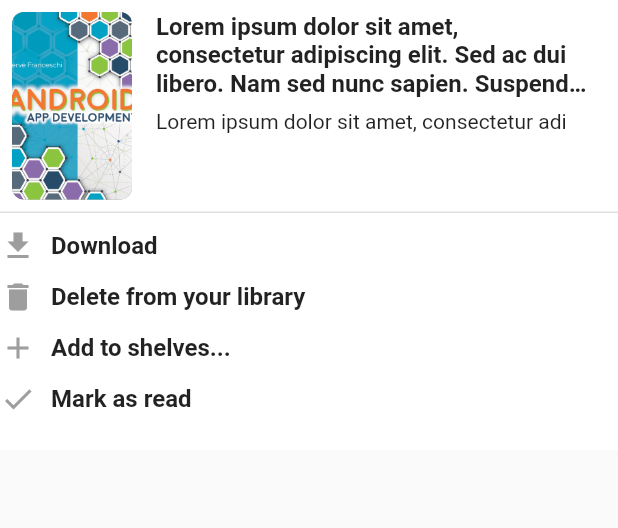
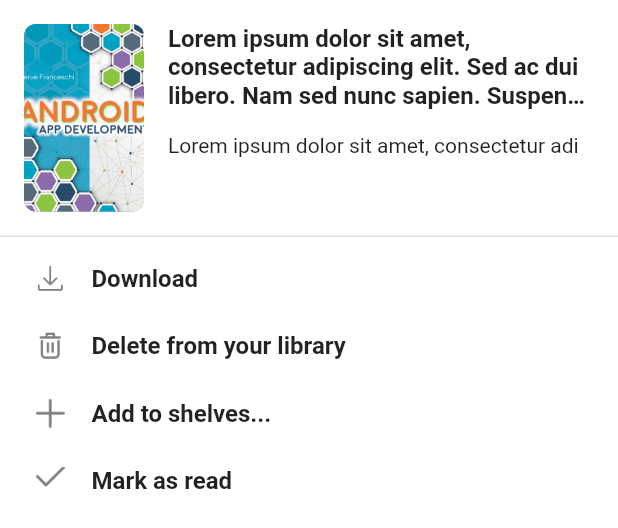
Before and after one commit to thuthumg/flutter_the_library_app, a Flutter app: the BottomSheetView widget shown alone on an empty page, opened directly, on a phone screen of 412 x 824 dp. Shown: the top 528 px of the screen. Run offline on Flutter 3.47's test engine with Material 2 defaults, Android fonts, the phone set to English and light mode, and no system bars; our stand-ins replace carousel_slider, dio, retrofit; generated files the repository leaves out were written again; network calls fail.

Commit message:
fixed bug at Ebooks list and fixed UI at bottom sheet view and Ebooks list view

```diff
--- a/lib/resources/dimens.dart
+++ b/lib/resources/dimens.dart
@@ -1,6 +1,7 @@
 /// Generic Dimensions
 const MARGIN_SMALL = 4.0;
 const MARGIN_MEDIUM = 8.0;
+const MARGIN_MEDIUM_1 = 10.0;
 const MARGIN_CARD_MEDIUM_2 = 12.0;
 const MARGIN_MEDIUM_2 = 16.0;
 const MARGIN_MEDIUM_3 = 20.0;
@@ -16,3 +17,7 @@ const TEXT_HEADING_1X = 24.0;
 const TEXT_HEADING_2X = 28.0;
 const TEXT_SMALL = 10.0;
 const TEXT_BIG = 32.0;
+
+
+///specified
+const BOTTOM_SHEET_ICON_SIZE = 35.0;
--- a/lib/resources/strings.dart
+++ b/lib/resources/strings.dart
@@ -1,3 +1,7 @@
 const SEARCH_TXT = "Search";
 const EBOOKS_TXT = "Ebooks";
 const AUDIOBOOKS_TXT = "Audiobooks";
+const DOWNLOAD_TXT = "Download";
+const DELETE_FROMA_YOUR_LIBRARY_TXT = "Delete from your library";
+const ADD_TO_SHELVES_TXT = "Add to shelves...";
+const MARK_AS_READ_TXT = "Mark as read";
--- a/lib/widgets/bottom_sheet_view.dart
+++ b/lib/widgets/bottom_sheet_view.dart
@@ -1,6 +1,7 @@
 import 'package:flutter/material.dart';
 import 'package:flutter_the_library_app/resources/colors.dart';
 import 'package:flutter_the_library_app/resources/dimens.dart';
+import 'package:flutter_the_library_app/resources/strings.dart';
 
 class BottomSheetView extends StatelessWidget {
 
@@ -14,17 +15,16 @@ class BottomSheetView extends StatelessWidget {
   @override
   Widget build(BuildContext context) {
     return Container(
-      height: 300,
+      height: MediaQuery.of(context).size.height * 0.55,
       color: PRIMARY_COLOR,
       child:Column(
         children: [
           //bookInfo
         Row(
           crossAxisAlignment: CrossAxisAlignment.start,
-         // mainAxisAlignment: MainAxisAlignment.spaceBetween,
           children:[
             Padding(
-              padding: const EdgeInsets.all(8.0),
+              padding: const EdgeInsets.all(MARGIN_MEDIUM_2),
               child:
               Container(
                 height: 125,
@@ -39,22 +39,13 @@ class BottomSheetView extends StatelessWidget {
                       AssetImage("assets/images/sample_book_img.jpg"),
                     )),
               )
-
-
-              // Container(
-              //   height: 125,
-              //   width: 80,
-              //   child: Image(image: AssetImage('assets/images/sample_book_img.jpg'),
-              //     fit: BoxFit.cover,),
-              // ),
             ),
             Column(
               crossAxisAlignment: CrossAxisAlignment.start,
               children: [
-                Padding(
-                  padding: const EdgeInsets.all(MARGIN_MEDIUM),
-                  child: Container(
-                    width: MediaQuery.of(context).size.width*0.7,
+                Container(
+                  margin: const EdgeInsets.only(top: MARGIN_MEDIUM_2),
+                  width: MediaQuery.of(context).size.width*0.68,
                   child: const Text(
                     'Lorem ipsum dolor sit amet, consectetur adipiscing elit. Sed ac dui libero. Nam sed nunc sapien. Suspendisse ornare arcu eu lorem consectetur, sit amet maximus turpis malesuada.',
                     style: TextStyle(
@@ -63,13 +54,9 @@ class BottomSheetView extends StatelessWidget {
                     overflow: TextOverflow.ellipsis,
                   ),
                 ),
-                ),
-                Padding(
-                  padding: const EdgeInsets.only(left: MARGIN_MEDIUM,
-                      right: MARGIN_MEDIUM,
-                      bottom: MARGIN_MEDIUM),
-                  child: Container(
-                    width: MediaQuery.of(context).size.width*0.7,
+                Container(
+                  margin: const EdgeInsets.only(top: MARGIN_MEDIUM_2),
+                  width: MediaQuery.of(context).size.width*0.68,
                   child: const Text(
                     'Lorem ipsum dolor sit amet, consectetur adi',
                     style: TextStyle(
@@ -77,7 +64,6 @@ class BottomSheetView extends StatelessWidget {
                         fontWeight: FontWeight.w400),
                     maxLines: 1,
                     overflow: TextOverflow.ellipsis,
-                    ),
                   ),
                 )
               ],
@@ -91,72 +77,88 @@ class BottomSheetView extends StatelessWidget {
           height: 1,
         ),
         //action button
-          SizedBox(height: 10,),
-          Row(
+          const SizedBox(height: MARGIN_MEDIUM_1,),
+          Padding(
+            padding: const EdgeInsets.only(left: MARGIN_MEDIUM_2),
+            child: Row(
               children: [
-            Icon(Icons.download,color: Colors.grey,),
-            SizedBox(width: 10,),
-            Text(
-              'Download',
+              Container(
+
+                  padding: const EdgeInsets.all(MARGIN_MEDIUM),
+                  width: BOTTOM_SHEET_ICON_SIZE,
+                  height: BOTTOM_SHEET_ICON_SIZE,
+                  child: const Image(image: AssetImage('assets/images/ic_download_64.png'),))  ,
+            //  Icon(Icons.download,color: Colors.grey,),
+              const SizedBox(width: MARGIN_MEDIUM_1,),
+              const Text(
+                DOWNLOAD_TXT,
                 style: TextStyle(
                     fontSize: TEXT_REGULAR_2X, fontWeight: FontWeight.w600),
                 maxLines: 3,
                 overflow: TextOverflow.ellipsis,
               )
             ],),
-          SizedBox(height: 10,),
-          Row(children: [
-            Icon(Icons.delete,color: Colors.grey,),
-            SizedBox(width: 10,),
-            Text(
-              'Delete from your library',
+          ),
+          const SizedBox(height: MARGIN_MEDIUM_1,),
+          Padding(
+            padding: const EdgeInsets.only(left: MARGIN_MEDIUM_2),
+            child: Row(children: [
+              Container(
+                  padding: const EdgeInsets.all(MARGIN_MEDIUM),
+                  width: BOTTOM_SHEET_ICON_SIZE,
+                  height: BOTTOM_SHEET_ICON_SIZE,
+                  child: const Image(image: AssetImage('assets/images/ic_delete_64.png'),)),
+              const SizedBox(width: MARGIN_MEDIUM_1,),
+              const Text(
+                DELETE_FROMA_YOUR_LIBRARY_TXT,
                 style: TextStyle(
                     fontSize: TEXT_REGULAR_2X, fontWeight: FontWeight.w600),
                 maxLines: 3,
                 overflow: TextOverflow.ellipsis,
               )
             ],),
-          SizedBox(height: 10,),
-          Row(children: [
-            Icon(Icons.add,color: Colors.grey,),
-            SizedBox(width: 10,),
-            Text(
-              'Add to shelves...',
+          ),
+          const SizedBox(height: MARGIN_MEDIUM_1,),
+          Padding(
+            padding: const EdgeInsets.only(left: MARGIN_MEDIUM_2),
+            child: Row(children: [
+              Container(
+                  padding: const EdgeInsets.all(MARGIN_MEDIUM),
+                  width: BOTTOM_SHEET_ICON_SIZE,
+                  height: BOTTOM_SHEET_ICON_SIZE,
+                  child: const Image(image: AssetImage('assets/images/ic_add_64.png'),)),
+              const SizedBox(width: MARGIN_MEDIUM_1,),
+              const Text(
+                ADD_TO_SHELVES_TXT,
                 style: TextStyle(
                     fontSize: TEXT_REGULAR_2X, fontWeight: FontWeight.w600),
                 maxLines: 3,
                 overflow: TextOverflow.ellipsis,
               )
             ],),
-          SizedBox(height: 10,),
-          Row(children: [
-            Icon(Icons.check_outlined,color: Colors.grey,),
-            SizedBox(width: 10,),
-            Text(
-              'Mark as read',
+          ),
+          const SizedBox(height: MARGIN_MEDIUM_1,),
+          Padding(
+            padding: const EdgeInsets.only(left: MARGIN_MEDIUM_2),
+            child: Row(children: [
+              Container(
+                  padding: const EdgeInsets.all(MARGIN_MEDIUM),
+                  width: BOTTOM_SHEET_ICON_SIZE,
+                  height: BOTTOM_SHEET_ICON_SIZE,
+                  child: const Image(image: AssetImage('assets/images/ic_check_64.png'),)),
+              const SizedBox(width: MARGIN_MEDIUM_1,),
+              const Text(
+                MARK_AS_READ_TXT,
                 style: TextStyle(
                     fontSize: TEXT_REGULAR_2X, fontWeight: FontWeight.w600),
                 maxLines: 3,
                 overflow: TextOverflow.ellipsis,
               )
-          ],)
+            ],),
+          )
         ],
       )
 
-
-      // Center(
-      //   child: Column(
-      //     mainAxisAlignment: MainAxisAlignment.center,
-      //     mainAxisSize: MainAxisSize.min,
-      //     children: <Widget>[
-      //       const Text('Modal BottomSheet'),
-      //       ElevatedButton(
-      //         child: const Text('Close BottomSheet'),
-      //         onPressed: () => Navigator.pop(context),
-      //       ),
-      //     ],
-      //   ),
-      // ),
     );
   }
 }
--- a/lib/widgets/my_tab_bar_view.dart
+++ b/lib/widgets/my_tab_bar_view.dart
@@ -3,7 +3,6 @@ import 'package:flutter_the_library_app/blocs/home_bloc.dart';
 import 'package:flutter_the_library_app/data/vos/category_books_list_vo.dart';
 import 'package:flutter_the_library_app/resources/dimens.dart';
 import 'package:flutter_the_library_app/resources/strings.dart';
-import 'package:flutter_the_library_app/widgets/book_item_view.dart';
 import 'package:flutter_the_library_app/widgets/category_book_list_item_view.dart';
 import 'package:provider/provider.dart';
 
@@ -69,7 +68,7 @@ class _MyTabBarViewState extends State<MyTabBarView> with SingleTickerProviderSt
                       return GestureDetector(
                         onTap: (){},
                         child: CategoryBookListItemView(
-                          categoryBooksListVO:mCategoryBooksListVOList![index],
+                          categoryBooksListVO:(mCategoryBooksListVOList == null || mCategoryBooksListVOList.isEmpty)? null : mCategoryBooksListVOList[index],
                           isAudioBook: false,),
                       );
                     },
```
Also changed, not shown: lib/widgets/book_item_view.dart (+16 -16 lines), lib/widgets/category_book_list_item_view.dart (+8 -16 lines), assets/images/ic_add_64.png (added), assets/images/ic_check_64.png (added), assets/images/ic_delete_64.png (added), assets/images/ic_download_64.png (added). Lines whose indentation alone changed are shown as unchanged.
